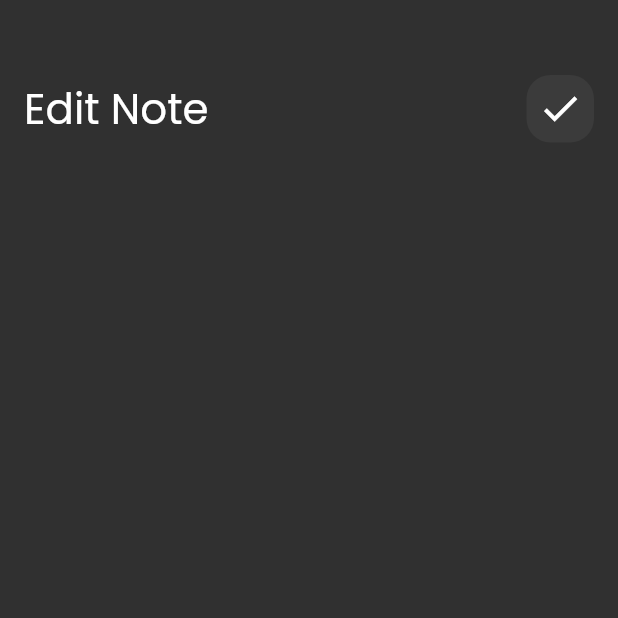
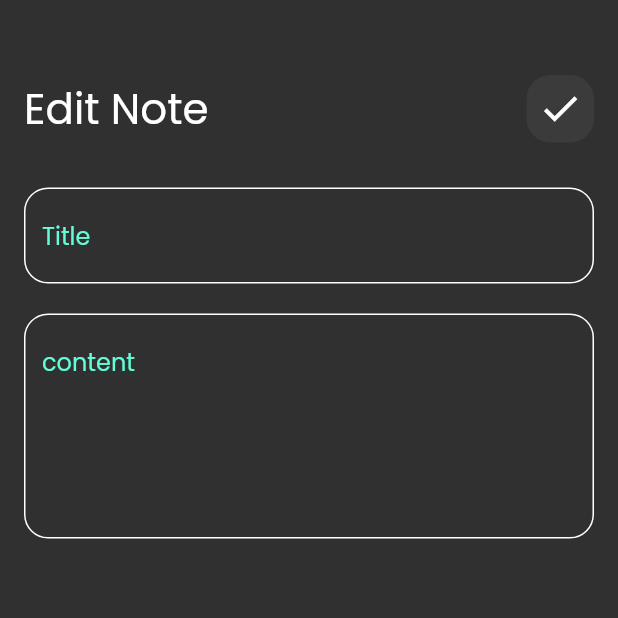
Before and after one commit to OmarWheed/notes_app, a Flutter app: the EditNoteView screen opened directly, on a phone screen of 412 x 824 dp, the top half of it. Run offline on Flutter 3.47's test engine with Material 2 defaults, Android fonts, the phone set to English and light mode, and no system bars.

Commit message:
edit note view ui done

```diff
--- a/lib/widgets/edit_not_body.dart
+++ b/lib/widgets/edit_not_body.dart
@@ -1,5 +1,6 @@
 import 'package:flutter/material.dart';
 import 'package:todo/widgets/custom_app_bar.dart';
+import 'package:todo/widgets/custom_text_filed.dart';
 import 'package:todo/widgets/gap.dart';
 
 class EditNoteBody extends StatelessWidget {
@@ -18,6 +19,14 @@ class EditNoteBody extends StatelessWidget {
             title: "Edit Note",
             icon: Icons.check,
           ),
+          Gap(
+            height: 30,
+          ),
+          CustomTextField(hint: "Title"),
+          Gap(
+            height: 20,
+          ),
+          CustomTextField(hint: "content", maxLine: 5),
         ],
       ),
     );
```
